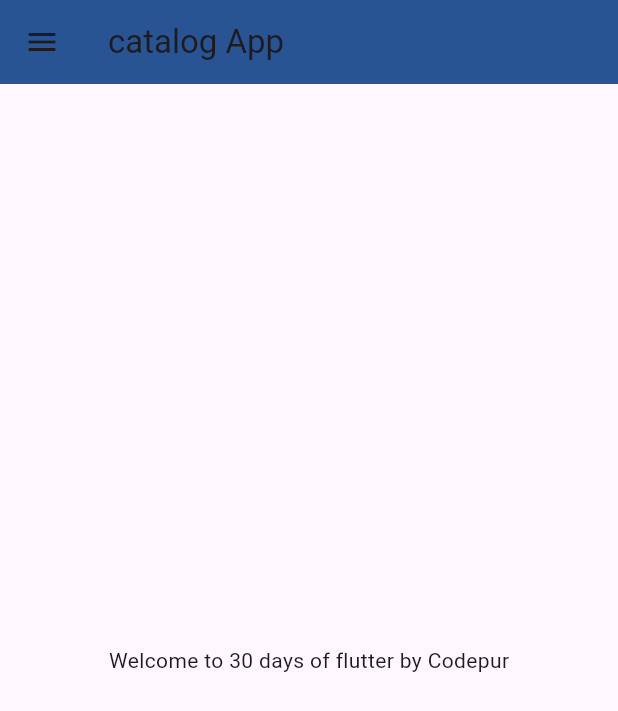
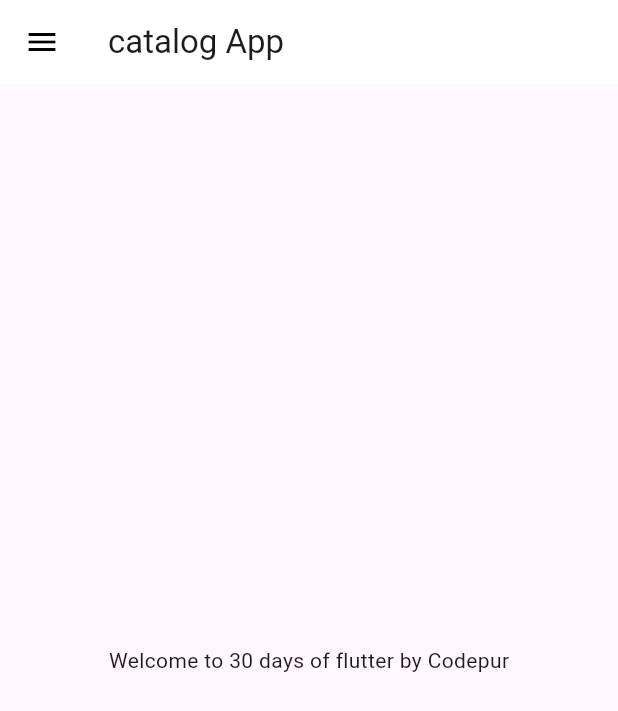
Before and after one commit to mrgauravshukla81/30daysofflutter, a Flutter app: the screen it shows after launch, on a phone screen of 412 x 824 dp. Shown: the top 711 px of the screen. Run offline on Flutter 3.47's test engine with Material 3 defaults, Android fonts, the phone set to English and light mode, and no system bars; missing offline and left inert: dart:ffi.

Commit message:
theme extracted

```diff
--- a/lib/main.dart
+++ b/lib/main.dart
@@ -2,6 +2,7 @@ import 'package:flutter/material.dart';
 import 'package:second_app/pages/home_page.dart';
 import 'package:second_app/pages/login_page.dart';
 import 'package:second_app/utils/routes.dart';
+import 'package:second_app/widgets/theme.dart';
 void main() {
   runApp(MyApp());
 }
@@ -12,8 +13,9 @@ class MyApp extends StatelessWidget {
     int days = 30;
     String name = "codepur";
     return MaterialApp(
-      theme: ThemeData(
-      ),
+      themeMode: ThemeMode.light,
+      theme: Mytheme.lighttheme(context),
+      darkTheme: Mytheme.darktheme(context),
       debugShowCheckedModeBanner: false,
       initialRoute: Myroutes.homeroutes,
       routes: {
--- a/lib/pages/home_page.dart
+++ b/lib/pages/home_page.dart
@@ -8,8 +8,9 @@ class HomePage extends StatelessWidget {
   Widget build(BuildContext context) {
     return Scaffold(
       appBar: AppBar(
+
         title: Text("catalog App"),
-        backgroundColor: Color.fromARGB(255, 40, 84, 148),
+
       ),
       body: Center(
          child: Container(
--- a/lib/widgets/drawer.dart
+++ b/lib/widgets/drawer.dart
@@ -11,6 +11,7 @@ class MyDrawer extends StatelessWidget {
       child: Container(
         color: Colors.deepPurple,
         child: ListView(
+
           // padding: EdgeInsets.zero,
           children: [
             DrawerHeader(
--- /dev/null
+++ b/lib/widgets/theme.dart
@@ -0,0 +1,15 @@
+import 'package:flutter/material.dart';
+class Mytheme{
+  static ThemeData lighttheme(BuildContext context)=> ThemeData(
+     primarySwatch: Colors.deepPurple,
+        appBarTheme: AppBarTheme(backgroundColor:  Colors.white,
+        elevation: 0.0,
+        iconTheme: IconThemeData(color: Colors.black)
+
+        )
+      );
+      static ThemeData darktheme(BuildContext context)=> ThemeData(
+    brightness: Brightness.dark
+      );
+
+}
```
